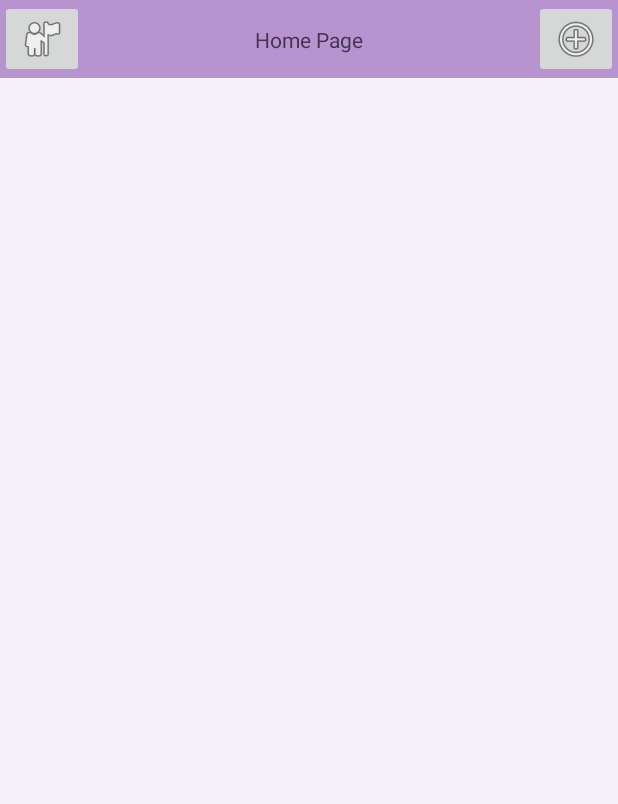
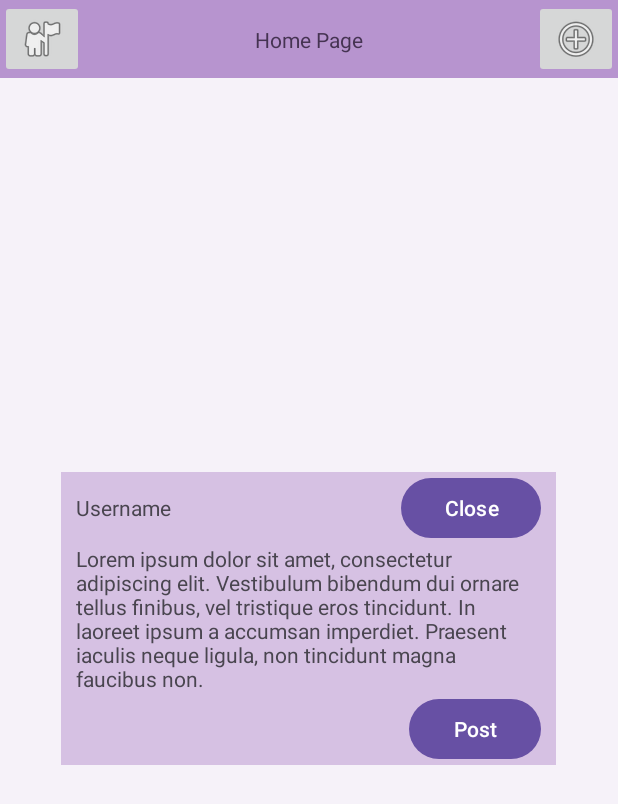
Before and after one commit to gdpetrak/CPRE388, an Android app: the HomeActivity screen opened directly, with no data from a screen before it, on a phone screen of 412 x 824 dp. Shown: the top 804 px of the screen. Run offline under Robolectric (Android 15) with nearby library versions, the phone set to English and light mode, and no system bars.

Commit message:
Create Popup for Creating Posts
Created the popup for creating posts. Also created the Datatype for posts and mock getting the data for posting.

```diff
--- /dev/null
+++ b/Project2/app/src/main/java/com/example/project2/Activities/HomeActivity.java
@@ -0,0 +1,56 @@
+package com.example.project2.Activities;
+
+
+import androidx.appcompat.app.AppCompatActivity;
+
+import android.os.Bundle;
+import android.view.View;
+import android.widget.Button;
+import android.widget.ImageButton;
+import android.widget.LinearLayout;
+import android.widget.TextView;
+
+import com.example.project2.Database.MoodPost;
+import com.example.project2.R;
+
+public class HomeActivity extends AppCompatActivity {
+
+    @Override
+    protected void onCreate(Bundle savedInstanceState) {
+        super.onCreate(savedInstanceState);
+        setContentView(R.layout.activity_home);
+
+        ImageButton createPostButton = findViewById(R.id.create_post_button);
+        Button closeCreatePostPopupButton = findViewById(R.id.close_create_post);
+        Button postCreatedPost = findViewById(R.id.post);
+        LinearLayout createPostPopup = findViewById(R.id.create_post_popup);
+
+        createPostButton.setOnClickListener(new View.OnClickListener() {
+            @Override
+            public void onClick(View v) {
+                createPostPopup.setVisibility(View.VISIBLE);
+            }
+        });
+
+        closeCreatePostPopupButton.setOnClickListener(new View.OnClickListener() {
+            @Override
+            public void onClick(View v) {
+                createPostPopup.setVisibility(View.GONE);
+            }
+        });
+
+        postCreatedPost.setOnClickListener(new View.OnClickListener() {
+            @Override
+            public void onClick(View v) {
+                int postId = -1; // TODO get post id from server (ideally just make it count up)
+                int posterId = -1; // TODO get poster id from server (requires login)
+                String moodEntry = ((TextView) findViewById(R.id.mood_entry)).getText().toString();
+                int moodRating = -1; // TODO add mood rating slider
+                MoodPost post = new MoodPost(postId, posterId, moodEntry, moodRating);
+
+                // TODO send post to the database
+                createPostPopup.setVisibility(View.GONE);
+            }
+        });
+    }
+}
--- a/Project2/app/src/main/java/com/example/project2/LandingActivity.java
+++ b/Project2/app/src/main/java/com/example/project2/Activities/LandingActivity.java
@@ -1,13 +1,14 @@
-package com.example.project2;
+package com.example.project2.Activities;
 
 import android.content.Intent;
 import android.os.Bundle;
-import android.os.PersistableBundle;
 import android.view.View;
 import android.widget.Button;
 
 import androidx.annotation.Nullable;
 import androidx.appcompat.app.AppCompatActivity;
+
+import com.example.project2.R;
 
 public class LandingActivity extends AppCompatActivity {
     @Override
--- a/Project2/app/src/main/java/com/example/project2/RegisterActivity.java
+++ b/Project2/app/src/main/java/com/example/project2/Activities/RegisterActivity.java
@@ -1,4 +1,4 @@
-package com.example.project2;
+package com.example.project2.Activities;
 
 import android.content.Intent;
 import android.os.Bundle;
@@ -7,6 +7,8 @@ import android.widget.Button;
 
 import androidx.annotation.Nullable;
 import androidx.appcompat.app.AppCompatActivity;
+
+import com.example.project2.R;
 
 public class RegisterActivity extends AppCompatActivity {
     @Override
--- a/Project2/app/src/main/java/com/example/project2/SignInActivity.java
+++ b/Project2/app/src/main/java/com/example/project2/Activities/SignInActivity.java
@@ -1,4 +1,4 @@
-package com.example.project2;
+package com.example.project2.Activities;
 
 import android.content.Intent;
 import android.os.Bundle;
@@ -7,6 +7,8 @@ import android.widget.Button;
 
 import androidx.annotation.Nullable;
 import androidx.appcompat.app.AppCompatActivity;
+
+import com.example.project2.R;
 
 public class SignInActivity extends AppCompatActivity {
     @Override
--- a/Project2/app/src/main/res/layout/activity_home.xml
+++ b/Project2/app/src/main/res/layout/activity_home.xml
@@ -5,9 +5,10 @@
     android:layout_width="match_parent"
     android:layout_height="match_parent"
     android:background="@color/primary_50"
-    tools:context=".HomeActivity">
+    tools:context=".Activities.HomeActivity">
 
     <LinearLayout
+        android:id="@+id/linearLayout"
         android:layout_width="match_parent"
         android:layout_height="match_parent"
         android:orientation="vertical">
@@ -51,4 +52,86 @@
 
     </LinearLayout>
 
+    <!--Create Post Popup-->
+    <LinearLayout
+        android:id="@+id/create_post_popup"
+        android:layout_width="match_parent"
+        android:layout_height="wrap_content"
+        android:orientation="horizontal"
+        android:visibility="visible"
+        app:layout_constraintBottom_toBottomOf="parent"
+        app:layout_constraintEnd_toEndOf="parent"
+        app:layout_constraintStart_toStartOf="parent"
+        app:layout_constraintTop_toTopOf="parent">
+
+        <RelativeLayout
+            android:layout_width="0dp"
+            android:layout_height="wrap_content"
+            android:layout_weight="0.1"/>
+
+        <RelativeLayout
+            android:layout_width="0dp"
+            android:layout_height="wrap_content"
+            android:layout_weight="0.8">
+
+            <LinearLayout
+                android:layout_width="match_parent"
+                android:layout_height="wrap_content"
+                android:background="@color/primary_200"
+                android:orientation="vertical"
+                app:layout_constraintBottom_toBottomOf="parent"
+                app:layout_constraintEnd_toEndOf="parent"
+                app:layout_constraintStart_toStartOf="parent"
+                app:layout_constraintTop_toTopOf="parent">
+
+                <LinearLayout
+                    android:layout_width="match_parent"
+                    android:layout_height="wrap_content"
+                    android:layout_marginHorizontal="10sp"
+                    android:orientation="horizontal">
+
+                    <TextView
+                        android:layout_width="0dp"
+                        android:layout_height="wrap_content"
+                        android:layout_weight="0.7"
+                        android:text="@string/username" />
+
+                    <Button
+                        android:layout_width="0dp"
+                        android:layout_height="wrap_content"
+                        android:layout_weight="0.3"
+                        android:id="@+id/close_create_post"
+                        android:text="@string/close"
+                        android:theme="@style/Button.Default" />
+
+                </LinearLayout>
+
+                <TextView
+                    android:layout_width="wrap_content"
+                    android:layout_height="wrap_content"
+                    android:id="@+id/mood_entry"
+                    android:text="@string/lorem_ipsum"
+                    android:layout_marginHorizontal="10sp"/>
+
+                <Button
+                    android:layout_width="wrap_content"
+                    android:layout_height="wrap_content"
+                    android:id="@+id/post"
+                    android:text="@string/post"
+                    android:layout_marginHorizontal="10sp"
+                    android:layout_gravity="end"/>
+
+            </LinearLayout>
+
+        </RelativeLayout>
+
+
+        <RelativeLayout
+            android:layout_width="0dp"
+            android:layout_height="wrap_content"
+            android:layout_weight="0.1"/>
+
+    </LinearLayout>
+
+
 </androidx.constraintlayout.widget.ConstraintLayout>
--- a/Project2/app/src/main/res/values/strings.xml
+++ b/Project2/app/src/main/res/values/strings.xml
@@ -6,4 +6,12 @@
     <string name="sign_in">Sign In</string>
     <string name="username">Username</string>
     <string name="password">Password</string>
+    <string name="lorem_ipsum">
+        Lorem ipsum dolor sit amet, consectetur adipiscing elit.
+        Vestibulum bibendum dui ornare tellus finibus, vel tristique eros tincidunt.
+        In laoreet ipsum a accumsan imperdiet.
+        Praesent iaculis neque ligula, non tincidunt magna faucibus non.
+    </string>
+    <string name="close">Close</string>
+    <string name="post">Post</string>
 </resources>
```
Also changed, not shown: Project2/app/src/main/AndroidManifest.xml (+8 -4 lines), Project2/app/src/main/java/com/example/project2/Database/MoodPost.java (added, +37 -0 lines), Project2/app/src/main/java/com/example/project2/HomeActivity.java (deleted, +0 -14 lines).
